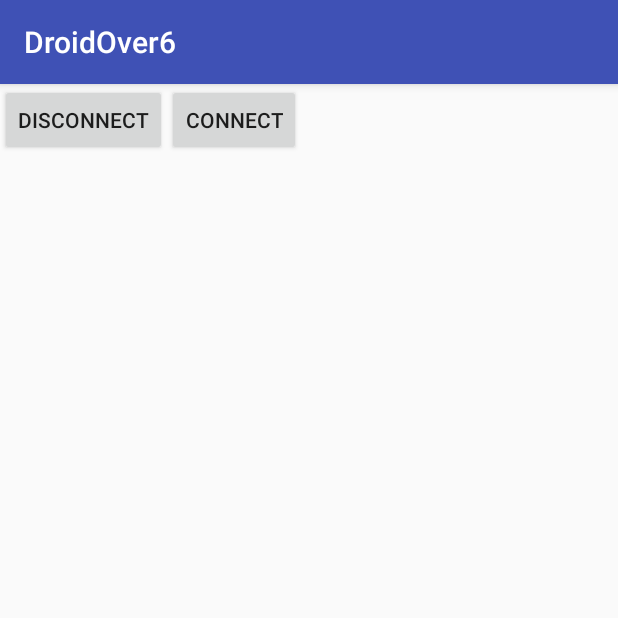
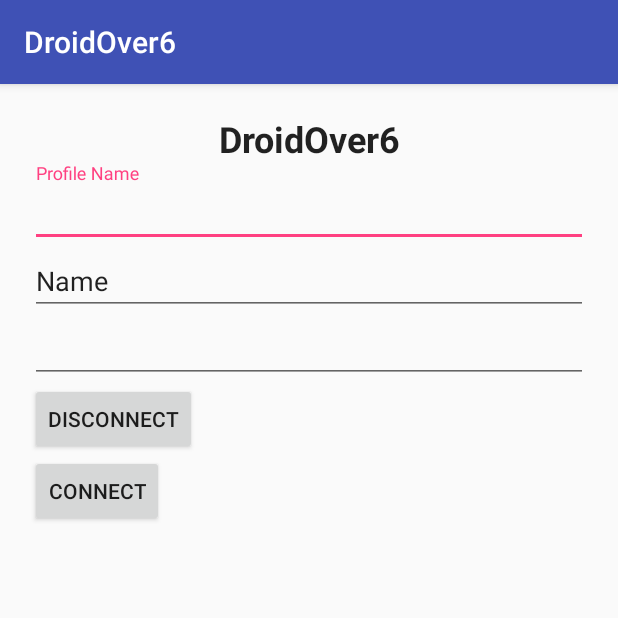
Before and after one commit to tansinan/DroidOver6, an Android app: the screen it shows after launch (MainActivity), on a phone screen of 412 x 824 dp, the top half of it. Run offline under Robolectric (Android 15) with nearby library versions, the phone set to English and light mode, and no system bars; 1 statement that could not run was skipped.

```diff
--- a/app/build.gradle
+++ b/app/build.gradle
@@ -36,5 +36,6 @@ dependencies {
     })
     compile 'com.android.support:appcompat-v7:25.3.1'
     compile 'com.android.support.constraint:constraint-layout:1.0.2'
+    compile 'com.android.support:design:25.3.1'
     testCompile 'junit:junit:4.12'
 }
--- a/app/src/main/java/com/tinytangent/droidover6/BackendWrapperVpnService.java
+++ b/app/src/main/java/com/tinytangent/droidover6/BackendWrapperVpnService.java
@@ -32,7 +32,7 @@ class BackendWrapperVpnService extends VpnService {
     FileOutputStream commandStream = null;
     FileInputStream responseStream = null;
     Thread backendThread = null;
-    protected static final String VPN_ADDRESS = "183.172.114.27";
+    protected static final String VPN_ADDRESS = "10.10.10.2";
     protected static final String VPN_ROUTE = "0.0.0.0";
     public static final String BROADCAST_VPN_STATE = "com.tinytangent.droidover6.VPN_STATE";
     protected ParcelFileDescriptor vpnInterface = null;
--- a/app/src/main/res/layout/activity_main.xml
+++ b/app/src/main/res/layout/activity_main.xml
@@ -1,24 +1,56 @@
 <?xml version="1.0" encoding="utf-8"?>
-<android.support.constraint.ConstraintLayout
-    xmlns:android="http://schemas.android.com/apk/res/android"
+<LinearLayout xmlns:android="http://schemas.android.com/apk/res/android"
+    xmlns:app="http://schemas.android.com/apk/res-auto"
     xmlns:tools="http://schemas.android.com/tools"
-    xmlns:app="http://schemas.android.com/apk/res-auto"
     android:layout_width="match_parent"
     android:layout_height="match_parent"
+    android:orientation="vertical"
+    android:padding="20dp"
     tools:context="com.tinytangent.droidover6.MainActivity">
 
-    <LinearLayout
-        android:layout_width="0dp"
-        android:layout_height="495dp"
-        android:orientation="horizontal"
-        tools:layout_editor_absoluteY="8dp"
-        tools:layout_editor_absoluteX="8dp">
+    <TextView
+        android:id="@+id/textView"
+        android:layout_width="match_parent"
+        android:layout_height="wrap_content"
+        android:text="DroidOver6"
+        android:textAlignment="center"
+        android:textAppearance="@style/TextAppearance.AppCompat.Large"
+        android:textSize="24sp"
+        android:textStyle="bold" />
+
+        <android.support.design.widget.TextInputLayout
+            android:id="@+id/input_layout_profile_name"
+            android:layout_width="match_parent"
+            android:layout_height="wrap_content">
+
+            <android.support.design.widget.TextInputEditText
+                android:id="@+id/editText3"
+                android:layout_width="match_parent"
+                android:layout_height="wrap_content"
+                android:ems="10"
+                android:hint="Profile Name"
+                android:inputType="text" />
+        </android.support.design.widget.TextInputLayout>
+
+    <EditText
+        android:id="@+id/editText"
+        android:layout_width="match_parent"
+        android:layout_height="wrap_content"
+        android:ems="10"
+        android:inputType="textPersonName"
+        android:text="Name" />
+
+    <EditText
+        android:id="@+id/editText2"
+        android:layout_width="match_parent"
+        android:layout_height="wrap_content"
+        android:ems="10"
+        android:inputType="number" />
 
     <Button
         android:id="@+id/button_disconnect"
         android:layout_width="wrap_content"
         android:layout_height="wrap_content"
-            android:layout_weight="1"
         android:text="Disconnect"
         tools:layout_editor_absoluteX="16dp"
         tools:layout_editor_absoluteY="84dp" />
@@ -27,11 +59,9 @@
         android:id="@+id/button_connect"
         android:layout_width="wrap_content"
         android:layout_height="wrap_content"
-            android:layout_weight="1"
         android:text="Connect"
         tools:layout_editor_absoluteX="16dp"
         tools:layout_editor_absoluteY="16dp" />
-    </LinearLayout>
 
 
-</android.support.constraint.ConstraintLayout>
+</LinearLayout>
```
Also changed, not shown: 1 other file. Lines whose indentation alone changed are shown as unchanged.
